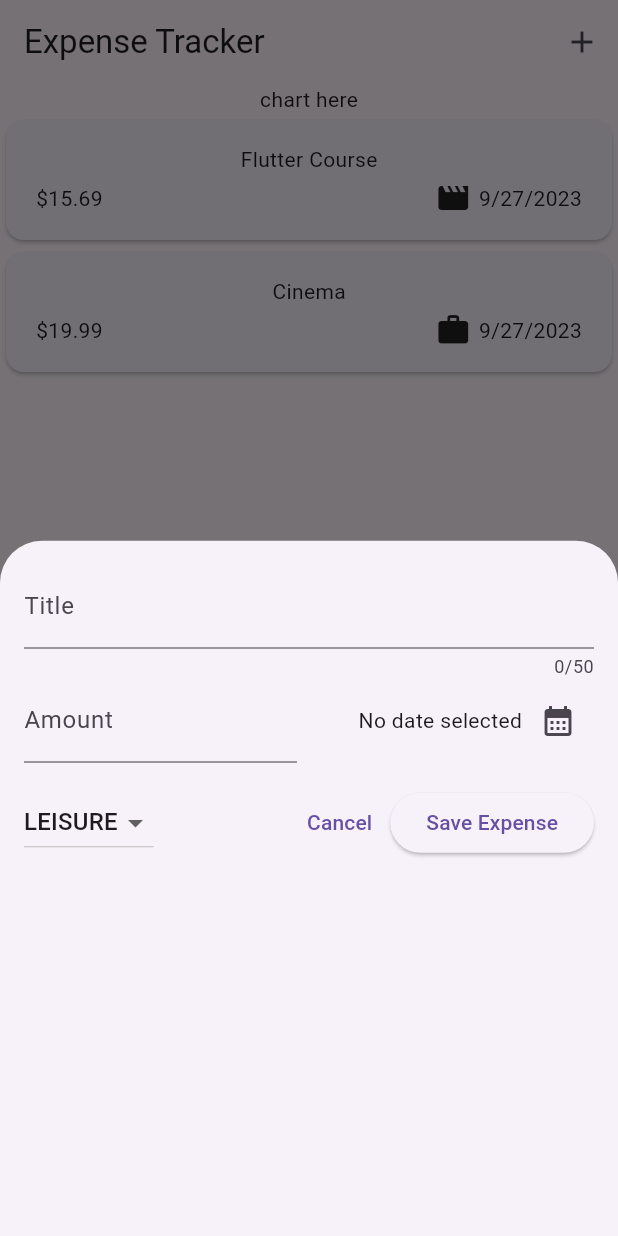
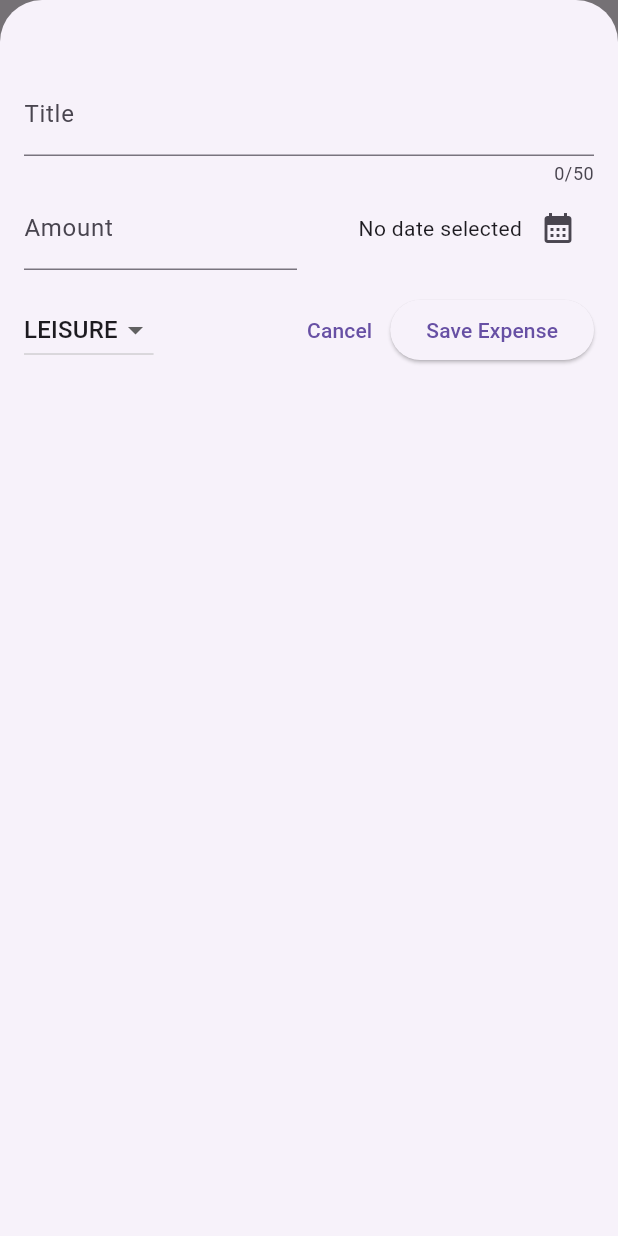
Before and after one commit to saurabhmirajkar/expense_tracker, a Flutter app: the screen it shows after launch, after a tap on the "add" icon, on a phone screen of 412 x 824 dp. Run offline on Flutter 3.47's test engine with Material 2 defaults, Android fonts, the phone set to English and light mode, and no system bars.

Commit message:
updating list when new expense added

```diff
--- a/lib/widgets/expenses.dart
+++ b/lib/widgets/expenses.dart
@@ -29,9 +29,16 @@ class _ExpensesState extends State<Expenses> {
 
   void _openAddExpenseOverlay() {
     showModalBottomSheet(
+      isScrollControlled: true,
       context: context,
-      builder: (ctx) => const NewExpense(),
+      builder: (ctx) => NewExpense(onAddExpense: _addExpense),
     );
+  }
+
+  void _addExpense(Expense expense) {
+    setState(() {
+      _registeredExpenses.add(expense);
+    });
   }
 
   @override
--- a/lib/widgets/new_expense.dart
+++ b/lib/widgets/new_expense.dart
@@ -1,10 +1,10 @@
-import 'dart:developer';
-
 import 'package:expense_tracker/models/expense.dart';
 import 'package:flutter/material.dart';
 
 class NewExpense extends StatefulWidget {
-  const NewExpense({super.key});
+  const NewExpense({super.key, required this.onAddExpense});
+
+  final void Function(Expense) onAddExpense;
 
   @override
   State<NewExpense> createState() => _NewExpenseState();
@@ -56,6 +56,17 @@ class _NewExpenseState extends State<NewExpense> {
       );
       return;
     }
+
+    widget.onAddExpense(
+      Expense(
+        title: _titleController.text,
+        amount: enteredAmount,
+        date: _selectedDate!,
+        category: _selectedCategory,
+      ),
+    );
+
+    Navigator.pop(context);
   }
 
   @override
@@ -68,7 +79,7 @@ class _NewExpenseState extends State<NewExpense> {
   @override
   Widget build(BuildContext context) {
     return Padding(
-      padding: const EdgeInsets.all(16.0),
+      padding: const EdgeInsets.fromLTRB(16, 48, 16, 16),
       child: Column(
         children: [
           TextField(
```
